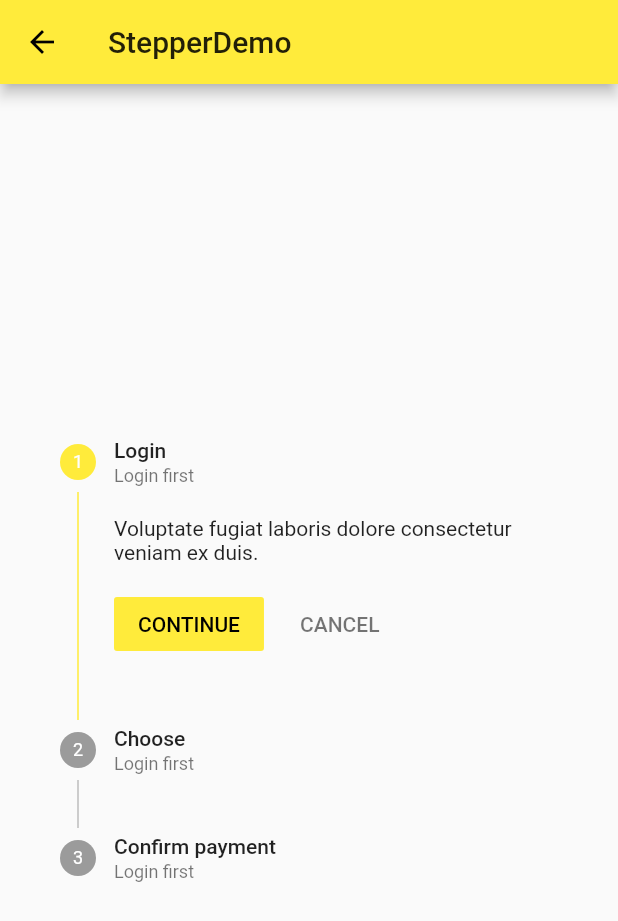
After one commit to qiaoluheng/ninghao_flutter, a Flutter app: the screen it shows after launch, after a tap on "StepperDemo", on a phone screen of 412 x 824 dp. The commit adds this screen. Shown: the top 921 px of the screen. Run offline on Flutter 3.47's test engine with Material 2 defaults, Android fonts, the phone set to English and light mode, and no system bars; network calls fail.

Commit message:
分页table及排序/步骤step

```diff
--- a/lib/demo/material_component.dart
+++ b/lib/demo/material_component.dart
@@ -1,5 +1,6 @@
 import 'package:flutter/material.dart';
 import 'package:ninghao_flutter/demo/chip_demo.dart';
+
 import './button_demo.dart';
 import './floating_action_button.dart';
 import './popup_menu_button_demo.dart';
@@ -14,6 +15,10 @@ import './simple_dialog_demo.dart';
 import './bottom_sheet_demo.dart';
 import './snack_bar_demo.dart';
 import './expansion_panel_demo.dart';
+import './data_table_demo.dart';
+import './paginated_data_table_demo.dart';
+import './card_demo.dart';
+import './stepper_demo.dart';
 
 class MaterialComponents extends StatelessWidget {
   @override
@@ -25,6 +30,22 @@ class MaterialComponents extends StatelessWidget {
       ),
       body: ListView(
         children: <Widget>[
+          ListItem(
+            title: 'StepperDemo',
+            page: StepperDemo(),
+          ),
+          ListItem(
+            title: 'CardDemo',
+            page: CardDemo(),
+          ),
+          ListItem(
+            title: 'PaginatedDataTableDemo',
+            page: PaginatedDataTableDemo(),
+          ),
+          ListItem(
+            title: 'DataTableDemo',
+            page: DataTableDemo(),
+          ),
           ListItem(
             title: 'ChipDemo',
             page: ChipDemo(),
--- /dev/null
+++ b/lib/demo/stepper_demo.dart
@@ -0,0 +1,72 @@
+import 'package:flutter/material.dart';
+
+// 步骤 step
+class StepperDemo extends StatefulWidget {
+  @override
+  _StepperDemoState createState() => _StepperDemoState();
+}
+
+class _StepperDemoState extends State<StepperDemo> {
+  int _currentStep = 0;
+  @override
+  Widget build(BuildContext context) {
+    return Scaffold(
+      appBar: AppBar(
+        title: Text('StepperDemo'),
+      ),
+      body: Container(
+        padding: EdgeInsets.all(16.0),
+        child: Column(
+          mainAxisAlignment: MainAxisAlignment.center,
+          children: <Widget>[
+            Theme(
+              data: Theme.of(context).copyWith(
+                primaryColor: Colors.black,
+              ),
+              child: Stepper(
+                // 从 0 开始
+                currentStep: _currentStep,
+                // 点击步骤事件
+                onStepTapped: (int value){
+                  setState(() {
+                    _currentStep = value;
+                  });
+                },
+                onStepContinue: () {
+                  setState(() {
+                    _currentStep < 2 ? _currentStep +=1 : _currentStep = 0;
+                  });
+                },
+                onStepCancel: () {
+                  setState(() {
+                    _currentStep > 0 ? _currentStep -=1 : _currentStep = 0;
+                  });
+                },
+                steps: [
+                  Step(
+                    title: Text('Login'),
+                    subtitle: Text('Login first'),
+                    content: Text('Voluptate fugiat laboris dolore consectetur veniam ex duis.'),
+                    isActive: _currentStep == 0,
+                  ),
+                  Step(
+                    title: Text('Choose'),
+                    subtitle: Text('Login first'),
+                    content: Text('Voluptate fugiat laboris dolore consectetur veniam ex duis.'),
+                    isActive: _currentStep == 1,
+                  ),
+                  Step(
+                    title: Text('Confirm payment'),
+                    subtitle: Text('Login first'),
+                    content: Text('Voluptate fugiat laboris dolore consectetur veniam ex duis.'),
+                    isActive: _currentStep == 2,
+                  ),
+                ],
+              ),
+            ),
+          ],
+        ),
+      ),
+    );
+  }
+}
```
Also changed, not shown: lib/demo/card_demo.dart (added, +70 -0 lines), lib/demo/data_table_demo.dart (added, +149 -0 lines), lib/demo/paginated_data_table_demo.dart (added, +95 -0 lines), lib/model/post.dart (+14 -13 lines).
